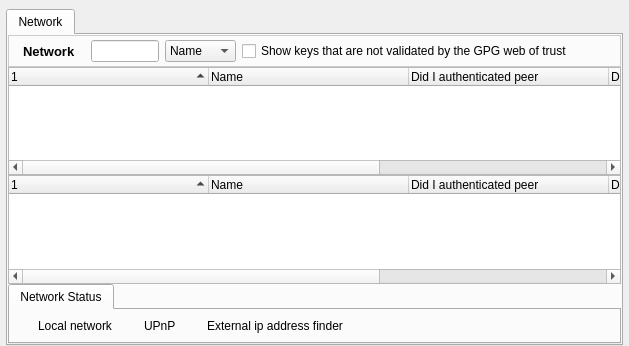
Old version of the form retroshare-gui/src/gui/NetworkDialog.ui in the repository RetroShare/RetroShare.
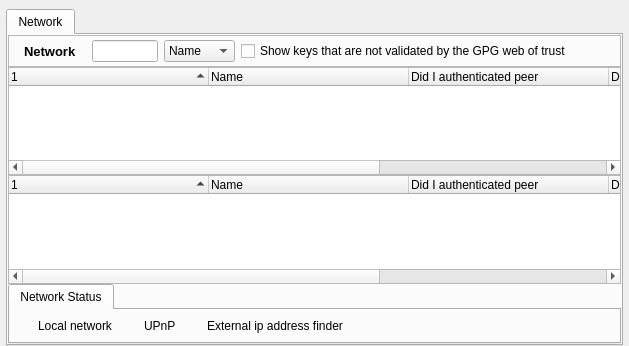
New version of the form. Icons and pictures are not drawn. Custom widgets are drawn as their Qt base class.

Patch:
```diff
--- a/retroshare-gui/src/gui/NetworkDialog.ui
+++ b/retroshare-gui/src/gui/NetworkDialog.ui
@@ -133,16 +133,15 @@
            <height>32</height>
           </size>
          </property>
-         <property name="styleSheet">
-          <string notr="true">QFrame#frame{ 
-background-color: qlineargradient(x1:0, y1:0, x2:0, y2:1,
-stop:0 #FEFEFE, stop:1 #E8E8E8);
-
-border: 1px solid #CCCCCC;}</string>
+         <property name="frameShape">
+          <enum>QFrame::StyledPanel</enum>
+         </property>
+         <property name="frameShadow">
+          <enum>QFrame::Raised</enum>
          </property>
          <layout class="QHBoxLayout" name="horizontalLayout_2">
           <property name="margin">
-           <number>1</number>
+           <number>2</number>
           </property>
           <item>
            <widget class="QLabel" name="label">
```
Left out of the diff: 6 changed lines with no effect on the pictures.
